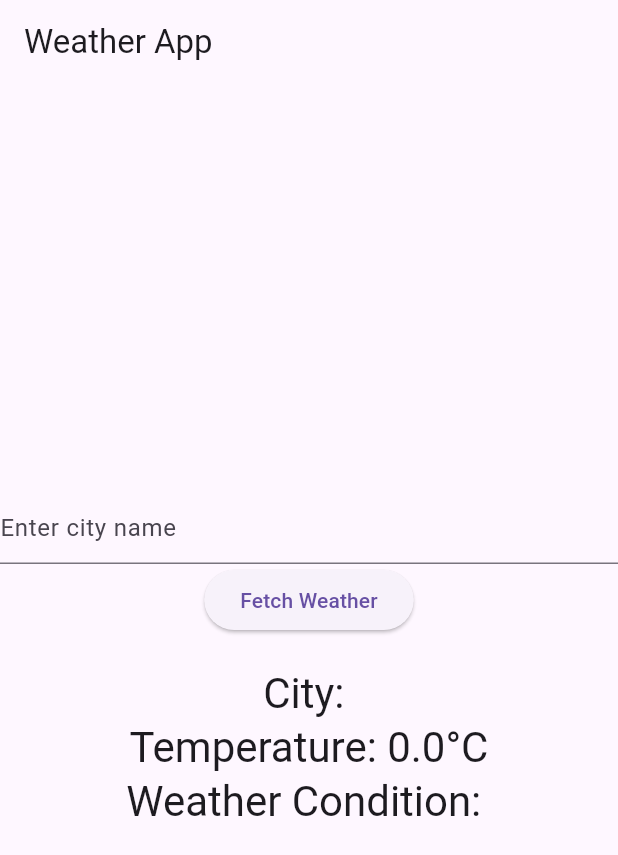
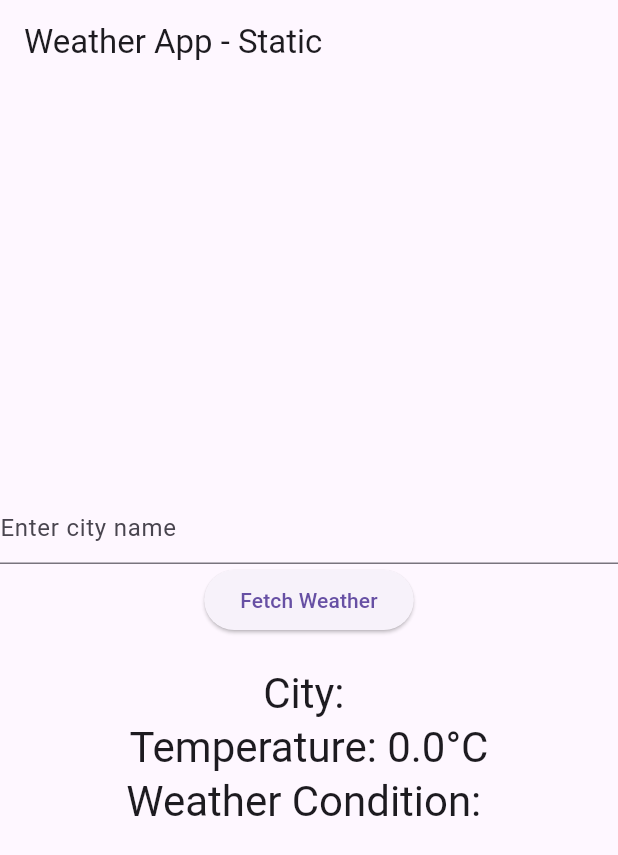
Before and after one commit to dharani211/inclass5, a Flutter app: the screen it shows after launch, on a phone screen of 412 x 824 dp. Shown: the top 855 px of the screen. Run offline on Flutter 3.47's test engine with Material 3 defaults, Android fonts, the phone set to English and light mode, and no system bars.

```diff
--- a/lib/main.dart
+++ b/lib/main.dart
@@ -15,7 +15,7 @@ class MyApp extends StatelessWidget {
       theme: ThemeData(
         primarySwatch: Colors.blue,
       ),
-      home: const MyHomePage(title: 'Weather App'),
+      home: const MyHomePage(title: 'Weather App - Static'),
     );
   }
 }
```
